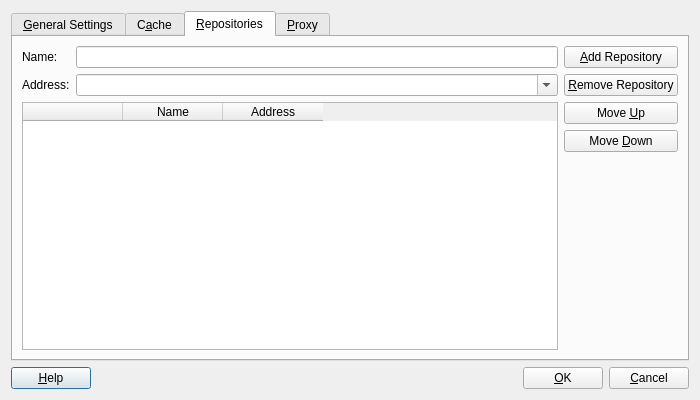
Above: kde4/package-manager/manager/ui/settingsdialog.ui from pars-linux/uludag before the change. Below: the same form after it.
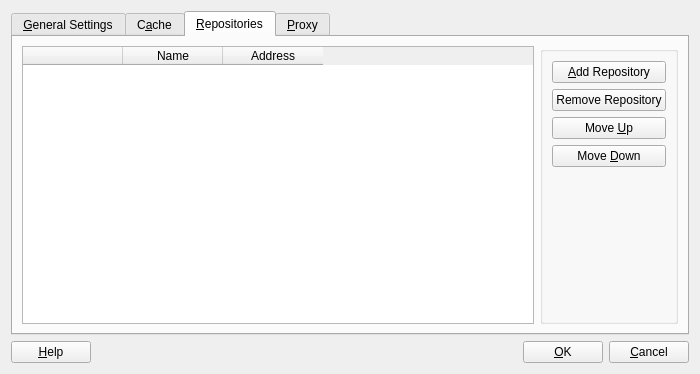
That is the form after the change. The open tabs and pages were chosen to show the change. Icons and pictures are not drawn.

Commit message: add repodialog as in old pm... but no edit dialog needed since qtablewidget allows inline editing

```diff
--- a/kde4/package-manager/manager/ui/settingsdialog.ui
+++ b/kde4/package-manager/manager/ui/settingsdialog.ui
@@ -6,7 +6,7 @@
     <x>0</x>
     <y>0</y>
     <width>700</width>
-    <height>400</height>
+    <height>374</height>
    </rect>
   </property>
   <property name="windowTitle" >
@@ -20,44 +20,6 @@
    <bool>true</bool>
   </property>
   <layout class="QGridLayout" name="gridLayout_4" >
-   <item row="1" column="0" >
-    <layout class="QHBoxLayout" name="horizontalLayout" >
-     <item>
-      <widget class="QPushButton" name="buttonHelp" >
-       <property name="text" >
-        <string>&amp;Help</string>
-       </property>
-      </widget>
-     </item>
-     <item>
-      <spacer name="horizontalSpacer_3" >
-       <property name="orientation" >
-        <enum>Qt::Horizontal</enum>
-       </property>
-       <property name="sizeHint" stdset="0" >
-        <size>
-         <width>40</width>
-         <height>20</height>
-        </size>
-       </property>
-      </spacer>
-     </item>
-     <item>
-      <widget class="QPushButton" name="buttonOk" >
-       <property name="text" >
-        <string>&amp;OK</string>
-       </property>
-      </widget>
-     </item>
-     <item>
-      <widget class="QPushButton" name="buttonCancel" >
-       <property name="text" >
-        <string>&amp;Cancel</string>
-       </property>
-      </widget>
-     </item>
-    </layout>
-   </item>
    <item row="0" column="0" >
     <widget class="QTabWidget" name="tabWidget" >
      <property name="currentIndex" >
@@ -439,91 +401,13 @@
       </attribute>
       <layout class="QGridLayout" name="gridLayout_9" >
        <item row="0" column="0" >
-        <widget class="QLabel" name="label_7" >
-         <property name="text" >
-          <string>Name:</string>
-         </property>
-        </widget>
-       </item>
-       <item row="0" column="1" >
-        <widget class="QLineEdit" name="repoName" />
-       </item>
-       <item rowspan="3" row="0" column="2" >
-        <layout class="QVBoxLayout" name="verticalLayout" >
-         <item>
-          <widget class="QPushButton" name="addRepoButton" >
-           <property name="text" >
-            <string>&amp;Add Repository</string>
-           </property>
-          </widget>
-         </item>
-         <item>
-          <widget class="QPushButton" name="removeRepoButton" >
-           <property name="text" >
-            <string>&amp;Remove Repository</string>
-           </property>
-          </widget>
-         </item>
-         <item>
-          <widget class="QPushButton" name="moveUpButton" >
-           <property name="text" >
-            <string>Move &amp;Up</string>
-           </property>
-          </widget>
-         </item>
-         <item>
-          <widget class="QPushButton" name="moveDownButton" >
-           <property name="text" >
-            <string>Move &amp;Down</string>
-           </property>
-          </widget>
-         </item>
-         <item>
-          <spacer name="verticalSpacer_4" >
-           <property name="orientation" >
-            <enum>Qt::Vertical</enum>
-           </property>
-           <property name="sizeHint" stdset="0" >
-            <size>
-             <width>20</width>
-             <height>40</height>
-            </size>
-           </property>
-          </spacer>
-         </item>
-        </layout>
-       </item>
-       <item row="1" column="0" >
-        <widget class="QLabel" name="label_8" >
-         <property name="text" >
-          <string>Address:</string>
-         </property>
-        </widget>
-       </item>
-       <item row="1" column="1" >
-        <widget class="QComboBox" name="repoAddress" >
-         <property name="editable" >
-          <bool>true</bool>
-         </property>
-         <item>
-          <property name="text" >
-           <string/>
-          </property>
-         </item>
-         <item>
-          <property name="text" >
-           <string>http://paketler.pardus.org.tr/pardus-2009/pisi-index.xml.bz2</string>
-          </property>
-         </item>
-         <item>
-          <property name="text" >
-           <string>http://paketler.pardus.org.tr/contrib-2009/pisi-index.xml.bz2</string>
-          </property>
-         </item>
-        </widget>
-       </item>
-       <item row="2" column="0" colspan="2" >
         <widget class="QTableWidget" name="repoListView" >
+         <property name="sizePolicy" >
+          <sizepolicy vsizetype="Expanding" hsizetype="Expanding" >
+           <horstretch>0</horstretch>
+           <verstretch>0</verstretch>
+          </sizepolicy>
+         </property>
          <property name="contextMenuPolicy" >
           <enum>Qt::DefaultContextMenu</enum>
          </property>
@@ -559,6 +443,59 @@
          </column>
         </widget>
        </item>
+       <item row="0" column="1" >
+        <widget class="QGroupBox" name="groupBox" >
+         <property name="title" >
+          <string/>
+         </property>
+         <property name="flat" >
+          <bool>true</bool>
+         </property>
+         <layout class="QGridLayout" name="gridLayout_11" >
+          <item row="0" column="0" >
+           <widget class="QPushButton" name="addRepoButton" >
+            <property name="text" >
+             <string>&amp;Add Repository</string>
+            </property>
+           </widget>
+          </item>
+          <item row="1" column="0" >
+           <widget class="QPushButton" name="removeRepoButton" >
+            <property name="text" >
+             <string>Remove Repository</string>
+            </property>
+           </widget>
+          </item>
+          <item row="2" column="0" >
+           <widget class="QPushButton" name="moveUpButton" >
+            <property name="text" >
+             <string>Move &amp;Up</string>
+            </property>
+           </widget>
+          </item>
+          <item row="3" column="0" >
+           <widget class="QPushButton" name="moveDownButton" >
+            <property name="text" >
+             <string>Move &amp;Down</string>
+            </property>
+           </widget>
+          </item>
+          <item row="4" column="0" >
+           <spacer name="verticalSpacer_4" >
+            <property name="orientation" >
+             <enum>Qt::Vertical</enum>
+            </property>
+            <property name="sizeHint" stdset="0" >
+             <size>
+              <width>20</width>
+              <height>40</height>
+             </size>
+            </property>
+           </spacer>
+          </item>
+         </layout>
+        </widget>
+       </item>
       </layout>
      </widget>
      <widget class="QWidget" name="tab_4" >
@@ -738,6 +675,44 @@
      </widget>
     </widget>
    </item>
+   <item row="1" column="0" >
+    <layout class="QHBoxLayout" name="horizontalLayout" >
+     <item>
+      <widget class="QPushButton" name="buttonHelp" >
+       <property name="text" >
+        <string>&amp;Help</string>
+       </property>
+      </widget>
+     </item>
+     <item>
+      <spacer name="horizontalSpacer_3" >
+       <property name="orientation" >
+        <enum>Qt::Horizontal</enum>
+       </property>
+       <property name="sizeHint" stdset="0" >
+        <size>
+         <width>40</width>
+         <height>20</height>
+        </size>
+       </property>
+      </spacer>
+     </item>
+     <item>
+      <widget class="QPushButton" name="buttonOk" >
+       <property name="text" >
+        <string>&amp;OK</string>
+       </property>
+      </widget>
+     </item>
+     <item>
+      <widget class="QPushButton" name="buttonCancel" >
+       <property name="text" >
+        <string>&amp;Cancel</string>
+       </property>
+      </widget>
+     </item>
+    </layout>
+   </item>
   </layout>
  </widget>
  <tabstops>
```
The commit also changes 3 other files.
